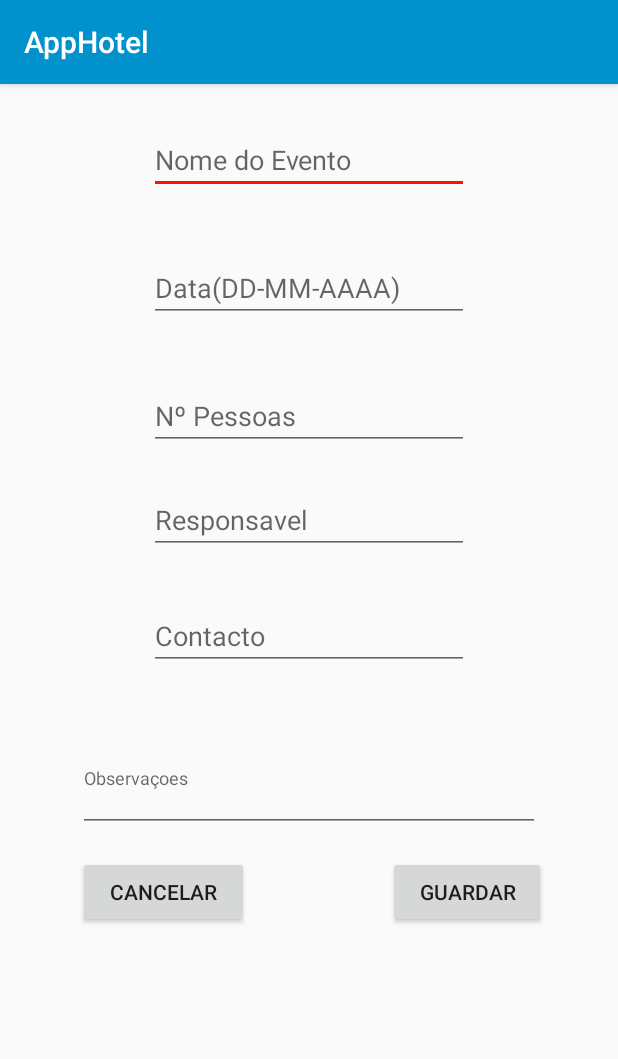
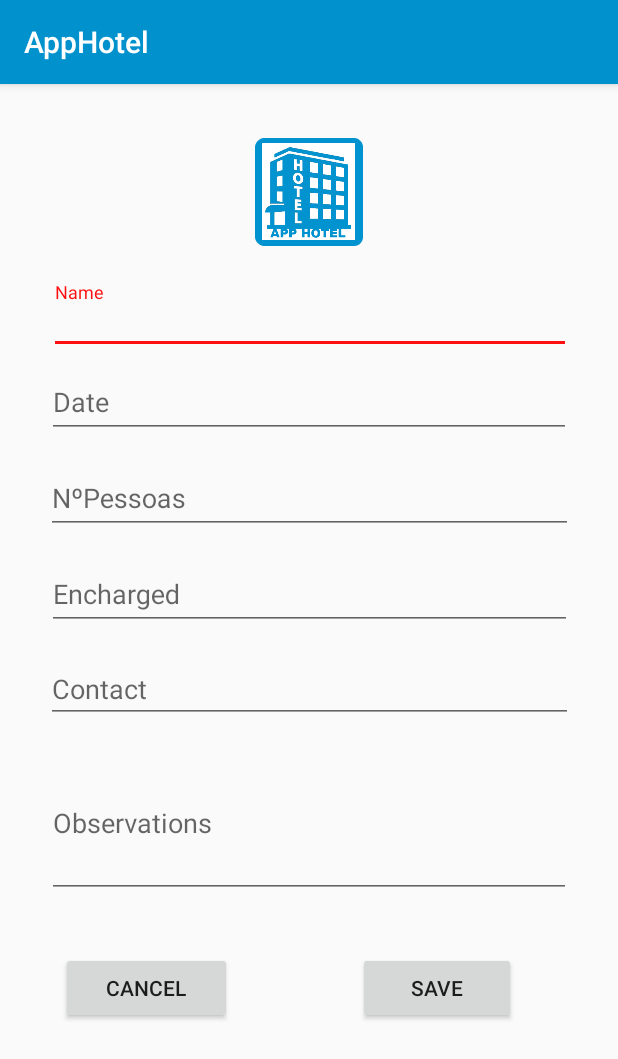
Before and after one commit to miguelpereira25/AppHotel, an Android app: the AddEventos screen opened directly, with no data from a screen before it, on a phone screen of 412 x 824 dp. Shown: the top 1059 px of the screen. Run offline under Robolectric (Android 15) with nearby library versions, the phone set to English and light mode, and no system bars.

Commit message:
Changed all my editText to Textimput Layouts and changed from trim() to isEmpty

```diff
--- a/app/src/main/java/pt/ipg/apphotel/AddEventos.java
+++ b/app/src/main/java/pt/ipg/apphotel/AddEventos.java
@@ -32,37 +32,37 @@ public class AddEventos extends AppCompatActivity {
                 EditText editTextName = findViewById(R.id.editTextName);
                 String nomeEvent = editTextName.getText().toString();
 
-                if (nomeEvent.trim().length()==0){
+                if (nomeEvent.isEmpty()){
                     editTextName.setError(getString(R.string.Error_Message));
                     editTextName.requestFocus();
-
+                    return;
 
                 }
                 EditText editTextDate = findViewById(R.id.editTextDate);
                 String dateEvent = editTextDate.getText().toString();
 
-                if (dateEvent.trim().length()==0){
+                if (dateEvent.isEmpty()){
                     editTextDate.setError(getString(R.string.Error_Message));
                     editTextDate.requestFocus();
-
+                    return;
                 }
                 EditText editTextQuantidade = findViewById(R.id.editTextQuantidade);
                 String quantity = editTextQuantidade.getText().toString();
-                if (quantity.trim().length()==0){
+                if (quantity.isEmpty()){
                     editTextQuantidade.setError(getString(R.string.Error_Message));
                     editTextQuantidade.requestFocus();
-
+                    return;
                 }
                 EditText editTextResp = findViewById(R.id.editTextResp);
                 String Responsavel = editTextResp.getText().toString();
                 if (Responsavel.trim().length()==0){
                     editTextResp.setError(getString(R.string.Error_Message));
                     editTextResp.requestFocus();
-
+                    return;
                 }
                 EditText editTextContacto = findViewById(R.id.editTextContacto);
                 String Contacto = editTextContacto.getText().toString();
-                if (Contacto.trim().length()==0){
+                if (Contacto.isEmpty()){
                     editTextContacto.setError(getString(R.string.Error_Message));
                     editTextContacto.requestFocus();
                     return;
--- a/app/src/main/res/layout/activity_add_eventos.xml
+++ b/app/src/main/res/layout/activity_add_eventos.xml
@@ -6,112 +6,158 @@
     android:layout_height="match_parent"
     tools:context=".AddEventos">
 
-    <EditText
-        android:id="@+id/editTextName"
-        android:layout_width="wrap_content"
+    <com.google.android.material.textfield.TextInputLayout
+        android:id="@+id/textInputLayout"
+        android:layout_width="348dp"
+        android:layout_height="48dp"
+        android:layout_marginStart="8dp"
+        android:layout_marginTop="132dp"
+        android:layout_marginEnd="8dp"
+        app:layout_constraintEnd_toEndOf="parent"
+        app:layout_constraintHorizontal_bias="0.51"
+        app:layout_constraintStart_toStartOf="parent"
+        app:layout_constraintTop_toTopOf="parent">
+
+        <com.google.android.material.textfield.TextInputEditText
+            android:id="@+id/editTextName"
+            android:layout_width="match_parent"
+            android:layout_height="wrap_content"
+            android:hint="@string/name"
+            android:inputType="text" />
+
+    </com.google.android.material.textfield.TextInputLayout>
+
+    <com.google.android.material.textfield.TextInputLayout
+        android:id="@+id/textInputLayout2"
+        android:layout_width="349dp"
         android:layout_height="wrap_content"
         android:layout_marginStart="8dp"
-        android:layout_marginTop="28dp"
         android:layout_marginEnd="8dp"
-        android:ems="10"
-        android:hint="@string/nome_do_evento"
-        android:inputType="textPersonName"
         app:layout_constraintEnd_toEndOf="parent"
         app:layout_constraintStart_toStartOf="parent"
-        app:layout_constraintTop_toTopOf="parent" />
+        app:layout_constraintTop_toBottomOf="@+id/textInputLayout">
 
-    <EditText
-        android:id="@+id/editTextDate"
-        android:layout_width="wrap_content"
+        <com.google.android.material.textfield.TextInputEditText
+            android:id="@+id/editTextDate"
+            android:layout_width="match_parent"
+            android:layout_height="wrap_content"
+            android:hint="@string/date"
+            android:inputType="date" />
+
+    </com.google.android.material.textfield.TextInputLayout>
+
+    <com.google.android.material.textfield.TextInputLayout
+        android:id="@+id/textInputLayout3"
+        android:layout_width="351dp"
         android:layout_height="wrap_content"
         android:layout_marginStart="8dp"
-        android:layout_marginTop="40dp"
+        android:layout_marginTop="8dp"
         android:layout_marginEnd="8dp"
-        android:ems="10"
-        android:hint="@string/data_dd_mm_aaaa"
-        android:inputType="datetime|textPersonName"
         app:layout_constraintEnd_toEndOf="parent"
         app:layout_constraintStart_toStartOf="parent"
-        app:layout_constraintTop_toBottomOf="@+id/editTextName" />
+        app:layout_constraintTop_toBottomOf="@+id/textInputLayout2">
 
-    <EditText
-        android:id="@+id/editTextQuantidade"
-        android:layout_width="wrap_content"
+        <com.google.android.material.textfield.TextInputEditText
+            android:id="@+id/editTextQuantidade"
+            android:layout_width="match_parent"
+            android:layout_height="wrap_content"
+            android:hint="@string/N_persons"
+            android:inputType="number" />
+
+    </com.google.android.material.textfield.TextInputLayout>
+
+    <com.google.android.material.textfield.TextInputLayout
+        android:id="@+id/textInputLayout4"
+        android:layout_width="350dp"
         android:layout_height="wrap_content"
         android:layout_marginStart="8dp"
-        android:layout_marginTop="40dp"
+        android:layout_marginTop="8dp"
         android:layout_marginEnd="8dp"
-        android:ems="10"
-        android:hint="@string/n_pessoas"
-        android:inputType="textPersonName"
         app:layout_constraintEnd_toEndOf="parent"
         app:layout_constraintStart_toStartOf="parent"
-        app:layout_constraintTop_toBottomOf="@+id/editTextDate" />
+        app:layout_constraintTop_toBottomOf="@+id/textInputLayout3">
 
-    <EditText
-        android:id="@+id/editTextContacto"
-        android:layout_width="wrap_content"
+        <com.google.android.material.textfield.TextInputEditText
+            android:id="@+id/editTextResp"
+            android:layout_width="match_parent"
+            android:layout_height="wrap_content"
+            android:hint="@string/encharged"
+            android:inputType="textPersonName" />
+    </com.google.android.material.textfield.TextInputLayout>
+
+    <com.google.android.material.textfield.TextInputLayout
+        android:id="@+id/textInputLayout5"
+        android:layout_width="351dp"
+        android:layout_height="54dp"
+        android:layout_marginStart="8dp"
+        android:layout_marginTop="8dp"
+        android:layout_marginEnd="8dp"
+        app:layout_constraintEnd_toEndOf="parent"
+        app:layout_constraintStart_toStartOf="parent"
+        app:layout_constraintTop_toBottomOf="@+id/textInputLayout4">
+
+        <com.google.android.material.textfield.TextInputEditText
+            android:id="@+id/editTextContacto"
+            android:layout_width="match_parent"
+            android:layout_height="wrap_content"
+            android:hint="@string/contact"
+            android:inputType="phone" />
+    </com.google.android.material.textfield.TextInputLayout>
+
+    <com.google.android.material.textfield.TextInputLayout
+        android:id="@+id/textInputLayout6"
+        android:layout_width="349dp"
         android:layout_height="wrap_content"
         android:layout_marginStart="8dp"
-        android:layout_marginTop="32dp"
+        android:layout_marginTop="8dp"
         android:layout_marginEnd="8dp"
-        android:ems="10"
-        android:hint="@string/contacto"
-        android:inputType="textPersonName"
         app:layout_constraintEnd_toEndOf="parent"
         app:layout_constraintStart_toStartOf="parent"
-        app:layout_constraintTop_toBottomOf="@+id/editTextResp" />
+        app:layout_constraintTop_toBottomOf="@+id/textInputLayout5">
 
-    <EditText
-        android:id="@+id/editTextResp"
-        android:layout_width="wrap_content"
+        <com.google.android.material.textfield.TextInputEditText
+            android:id="@+id/editTextObs"
+            android:layout_width="match_parent"
+            android:layout_height="98dp"
+            android:hint="@string/observations"
+            android:inputType="text"
+            android:textSize="18sp" />
+    </com.google.android.material.textfield.TextInputLayout>
+
+    <Button
+        android:id="@+id/buttonSave"
+        android:layout_width="105dp"
         android:layout_height="wrap_content"
-        android:layout_marginStart="8dp"
-        android:layout_marginTop="24dp"
-        android:layout_marginEnd="8dp"
-        android:ems="10"
-        android:hint="@string/responsavel"
-        android:inputType="textPersonName"
+        android:layout_marginTop="36dp"
+        android:layout_marginEnd="68dp"
+        android:text="@string/guardar"
         app:layout_constraintEnd_toEndOf="parent"
-        app:layout_constraintStart_toStartOf="parent"
-        app:layout_constraintTop_toBottomOf="@+id/editTextQuantidade" />
-
-    <EditText
-        android:id="@+id/editTextObs"
-        android:layout_width="308dp"
-        android:layout_height="72dp"
-        android:layout_marginStart="8dp"
-        android:layout_marginTop="36dp"
-        android:layout_marginEnd="8dp"
-        android:ems="10"
-        android:hint="@string/observacoes"
-        android:inputType="textPersonName"
-        android:textSize="12sp"
-        app:layout_constraintEnd_toEndOf="parent"
-        app:layout_constraintStart_toStartOf="parent"
-        app:layout_constraintTop_toBottomOf="@+id/editTextContacto" />
+        app:layout_constraintTop_toBottomOf="@+id/textInputLayout6" />
 
     <Button
         android:id="@+id/buttonCancel"
         android:layout_width="114dp"
         android:layout_height="wrap_content"
         android:layout_marginStart="8dp"
-        android:layout_marginTop="16dp"
+        android:layout_marginTop="36dp"
         android:layout_marginEnd="8dp"
         android:text="@string/cancelar"
         app:layout_constraintEnd_toStartOf="@+id/buttonSave"
-        app:layout_constraintHorizontal_bias="0.343"
+        app:layout_constraintHorizontal_bias="0.3"
         app:layout_constraintStart_toStartOf="parent"
-        app:layout_constraintTop_toBottomOf="@+id/editTextObs" />
+        app:layout_constraintTop_toBottomOf="@+id/textInputLayout6" />
 
-    <Button
-        android:id="@+id/buttonSave"
-        android:layout_width="105dp"
+    <ImageView
+        android:id="@+id/imageView2"
+        android:layout_width="0dp"
         android:layout_height="wrap_content"
-        android:layout_marginTop="16dp"
-        android:layout_marginEnd="48dp"
-        android:text="@string/guardar"
+        android:layout_marginStart="8dp"
+        android:layout_marginTop="36dp"
+        android:layout_marginEnd="8dp"
+        android:contentDescription="@string/todo"
         app:layout_constraintEnd_toEndOf="parent"
-        app:layout_constraintTop_toBottomOf="@+id/editTextObs" />
+        app:layout_constraintStart_toStartOf="parent"
+        app:layout_constraintTop_toTopOf="parent"
+        app:srcCompat="@mipmap/ic_launcher" />
 
 </androidx.constraintlayout.widget.ConstraintLayout>
--- a/app/src/main/res/layout/content_main.xml
+++ b/app/src/main/res/layout/content_main.xml
@@ -9,28 +9,12 @@
     tools:context=".MainActivity"
     tools:showIn="@layout/activity_main">
 
-    <TextView
-        android:id="@+id/textView"
-        android:layout_width="200dp"
-        android:layout_height="47dp"
-        android:layout_marginStart="104dp"
-        android:layout_marginTop="32dp"
-        android:text="@string/app_hotel"
-        android:textAlignment="center"
-        android:textColorLink="@color/colorAccent"
-        android:textSize="30sp"
-        app:layout_constraintHorizontal_bias="0.371"
-        app:layout_constraintLeft_toLeftOf="parent"
-        app:layout_constraintRight_toRightOf="parent"
-        app:layout_constraintStart_toStartOf="parent"
-        app:layout_constraintTop_toTopOf="parent" />
-
     <Button
         android:id="@+id/buttonEvents"
-        android:layout_width="227dp"
+        android:layout_width="0dp"
         android:layout_height="59dp"
         android:layout_marginStart="8dp"
-        android:layout_marginTop="220dp"
+        android:layout_marginTop="276dp"
         android:layout_marginEnd="8dp"
         android:onClick="toastEventos"
         android:text="@string/eventos"
@@ -38,12 +22,13 @@
         android:textColor="@color/colorPrimary"
         android:textSize="24sp"
         app:layout_constraintEnd_toEndOf="parent"
+        app:layout_constraintHorizontal_bias="0.0"
         app:layout_constraintStart_toStartOf="parent"
-        app:layout_constraintTop_toBottomOf="@+id/textView" />
+        app:layout_constraintTop_toTopOf="parent" />
 
     <Button
         android:id="@+id/buttonStaff"
-        android:layout_width="225dp"
+        android:layout_width="0dp"
         android:layout_height="56dp"
         android:layout_marginStart="8dp"
         android:layout_marginTop="52dp"
@@ -59,7 +44,7 @@
 
     <Button
         android:id="@+id/buttonLayout"
-        android:layout_width="226dp"
+        android:layout_width="0dp"
         android:layout_height="58dp"
         android:layout_marginStart="8dp"
         android:layout_marginTop="68dp"
@@ -75,16 +60,17 @@
 
     <ImageView
         android:id="@+id/imageView"
-        android:layout_width="161dp"
+        android:layout_width="0dp"
         android:layout_height="169dp"
         android:layout_marginStart="8dp"
-        android:layout_marginTop="8dp"
+        android:layout_marginTop="36dp"
         android:layout_marginEnd="8dp"
+        android:contentDescription="TODO"
         app:layout_constraintEnd_toEndOf="parent"
+        app:layout_constraintHorizontal_bias="0.0"
         app:layout_constraintStart_toStartOf="parent"
-        app:layout_constraintTop_toBottomOf="@+id/textView"
-        app:srcCompat="@mipmap/ic_launcher"
-        android:contentDescription="TODO" />
+        app:layout_constraintTop_toTopOf="parent"
+        app:srcCompat="@mipmap/ic_launcher" />
 
 
 </androidx.constraintlayout.widget.ConstraintLayout>
--- a/app/src/main/res/values/strings.xml
+++ b/app/src/main/res/values/strings.xml
@@ -1,18 +1,25 @@
 <resources>
     <string name="app_name">AppHotel</string>
-    <string name="app_hotel">APP HOTEL</string>
-    <string name="layout_sala">Layout Sala</string>
-    <string name="eventos">Eventos</string>
-    <string name="adicionar_evento">Adicionar Evento</string>
-    <string name="Error_Message">Campo Invalido</string>
-    <string name="guardar">Guardar</string>
-    <string name="observacoes">Observaçoes</string>
-    <string name="cancelar">Cancelar</string>
-    <string name="responsavel">Responsavel</string>
-    <string name="contacto">Contacto</string>
-    <string name="n_pessoas">Nº Pessoas</string>
-    <string name="data_dd_mm_aaaa">Data(DD-MM-AAAA)</string>
-    <string name="nome_do_evento">Nome do Evento</string>
-    <string name="action_settings">Definiçoes</string>
-    <string name="staff">Staff</string>
+    <string name="action_settings">settings</string>
+    <string name="app_hotel">Hotel App</string>
+    <string name="staff">staff</string>
+    <string name="layout_sala">Room Layout</string>
+    <string name="eventos">Events</string>
+    <string name="adicionar_evento">Add Event</string>
+    <string name="Error_Message">Invalid Section</string>
+    <string name="guardar">Save</string>
+    <string name="observacoes">Observations</string>
+    <string name="cancelar">Cancel</string>
+    <string name="responsavel">Encharged</string>
+    <string name="contacto">Contact</string>
+    <string name="n_pessoas">Nº Persons</string>
+    <string name="data_dd_mm_aaaa">Date(DD-MM-YYYY)</string>
+    <string name="nome_do_evento">"Event "</string>
+    <string name="name">Name</string>
+    <string name="N_persons">NºPessoas</string>
+    <string name="date">Date</string>
+    <string name="encharged">Encharged</string>
+    <string name="contact">Contact</string>
+    <string name="observations">Observations</string>
+    <string name="todo">TODO</string>
 </resources>
```
Also changed, not shown: 2 other files.
